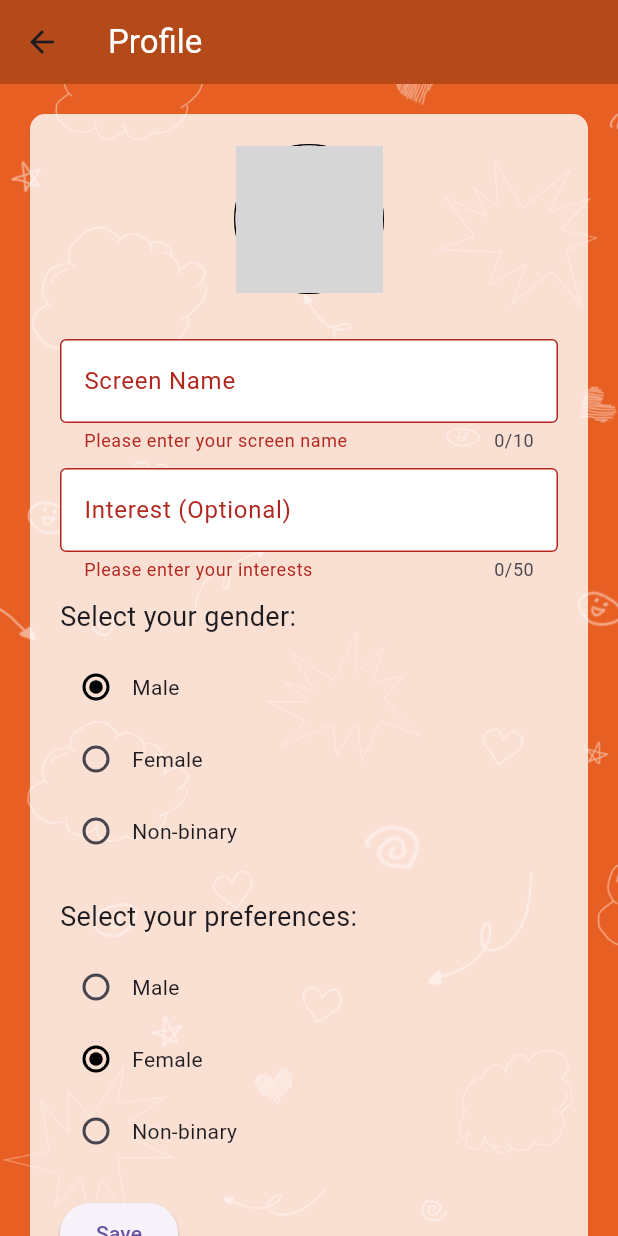
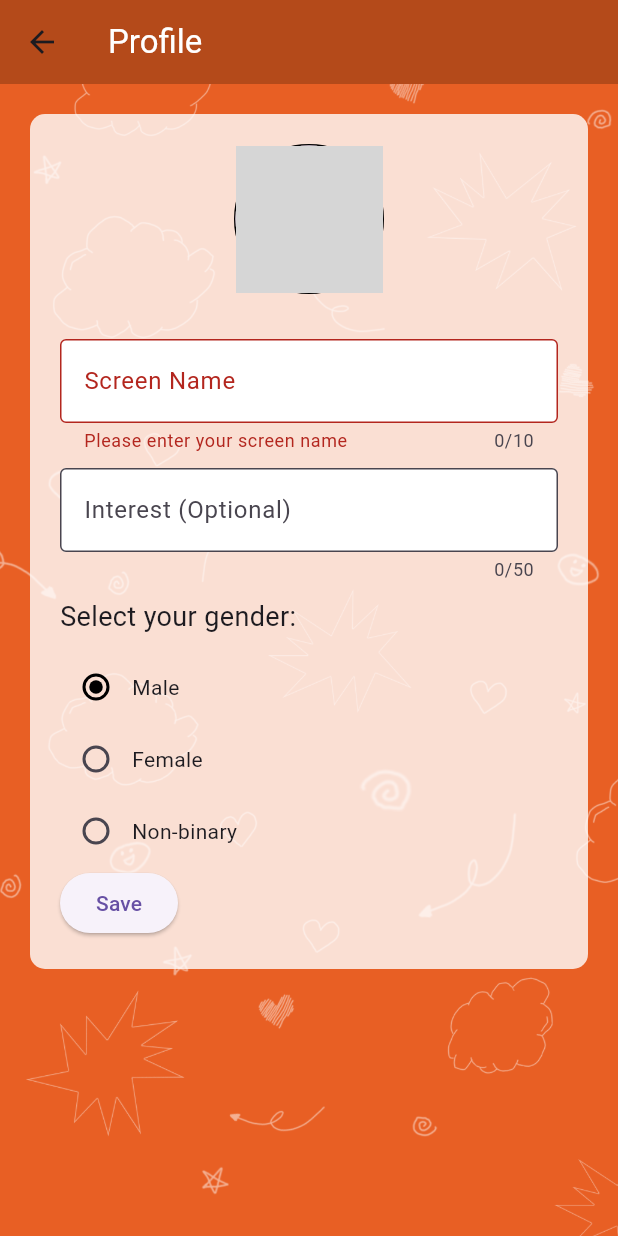
Before and after one commit to kanon-saint/OmeChat, a Flutter app: the ProfilePage screen opened directly, after a tap on "Save", on a phone screen of 412 x 824 dp. Run offline on Flutter 3.47's test engine with Material 3 defaults, Android fonts, the phone set to English and light mode, and no system bars; our stand-ins replace cloud_firestore, connectivity_plus, firebase_auth, firebase_core; accounts and stored records are empty; network calls fail; grey boxes are pictures that could not be loaded.

Commit message:
Update profile.dart

```diff
--- a/lib/profile.dart
+++ b/lib/profile.dart
@@ -77,14 +77,17 @@ class _ProfilePageState extends State<ProfilePage> {
           style: TextStyle(color: Colors.white),
         ),
       ),
-      body: SingleChildScrollView(
-        child: Container(
+      body: Stack(
+        children: <Widget>[
+          Container(
             decoration: BoxDecoration(
               image: DecorationImage(
                 image: AssetImage("assets/background.png"),
                 fit: BoxFit.cover,
               ),
             ),
+          ),
+          SingleChildScrollView(
             child: Padding(
               padding: const EdgeInsets.all(20.0),
               child: Container(
@@ -115,7 +118,8 @@ class _ProfilePageState extends State<ProfilePage> {
                             decoration: BoxDecoration(
                               shape: BoxShape.circle,
                               border: Border.all(
-                              color: Colors.black, // Set the border color here
+                                color:
+                                    Colors.black, // Set the border color here
                                 width: 1.0, // Set the border width here
                               ),
                             ),
@@ -152,17 +156,12 @@ class _ProfilePageState extends State<ProfilePage> {
                         minLines: 1,
                         maxLines: 2,
                         decoration: InputDecoration(
+                          hintText: 'Separate interest by comma',
                           filled: true,
                           fillColor: Colors.white,
                           border: OutlineInputBorder(),
                           labelText: 'Interest (Optional)',
                         ),
-                      validator: (value) {
-                        if (value == null || value.isEmpty) {
-                          return 'Please enter your interests';
-                        }
-                        return null;
-                      },
                       ),
                       SizedBox(height: 10.0),
                       Text(
@@ -182,8 +181,8 @@ class _ProfilePageState extends State<ProfilePage> {
                                     gender = value;
                                   });
                                 },
-                              activeColor:
-                                  Colors.black, // Set the active color to black
+                                activeColor: Colors
+                                    .black, // Set the active color to black
                               ),
                               Text('Male')
                             ],
@@ -198,8 +197,8 @@ class _ProfilePageState extends State<ProfilePage> {
                                     gender = value;
                                   });
                                 },
-                              activeColor:
-                                  Colors.black, // Set the active color to black
+                                activeColor: Colors
+                                    .black, // Set the active color to black
                               ),
                               Text('Female')
                             ],
@@ -214,73 +213,14 @@ class _ProfilePageState extends State<ProfilePage> {
                                     gender = value;
                                   });
                                 },
-                              activeColor:
-                                  Colors.black, // Set the active color to black
+                                activeColor: Colors
+                                    .black, // Set the active color to black
                               ),
                               Text('Non-binary')
                             ],
                           ),
                         ],
                       ),
-                    SizedBox(height: 20.0),
-                    Text(
-                      'Select your preferences:',
-                      style: TextStyle(fontSize: 18.0),
-                    ),
-                    SizedBox(height: 10.0),
-                    Column(
-                      children: <Widget>[
-                        Row(
-                          children: [
-                            Radio<String>(
-                              value: 'boys',
-                              groupValue: preference,
-                              onChanged: (value) {
-                                setState(() {
-                                  preference = value;
-                                });
-                              },
-                              activeColor:
-                                  Colors.black, // Set the active color to black
-                            ),
-                            Text('Male')
-                          ],
-                        ),
-                        Row(
-                          children: [
-                            Radio<String>(
-                              value: 'girls',
-                              groupValue: preference,
-                              onChanged: (value) {
-                                setState(() {
-                                  preference = value;
-                                });
-                              },
-                              activeColor:
-                                  Colors.black, // Set the active color to black
-                            ),
-                            Text('Female')
-                          ],
-                        ),
-                        Row(
-                          children: [
-                            Radio<String>(
-                              value: 'both',
-                              groupValue: preference,
-                              onChanged: (value) {
-                                setState(() {
-                                  preference = value;
-                                });
-                              },
-                              activeColor:
-                                  Colors.black, // Set the active color to black
-                            ),
-                            Text('Non-binary')
-                          ],
-                        ),
-                      ],
-                    ),
-                    SizedBox(height: 20.0),
                       ElevatedButton(
                         onPressed: () async {
                           if (_formKey.currentState!.validate()) {
@@ -296,6 +236,7 @@ class _ProfilePageState extends State<ProfilePage> {
               ),
             ),
           ),
+        ],
       ),
     );
   }
```
Lines whose indentation alone changed are shown as unchanged.
